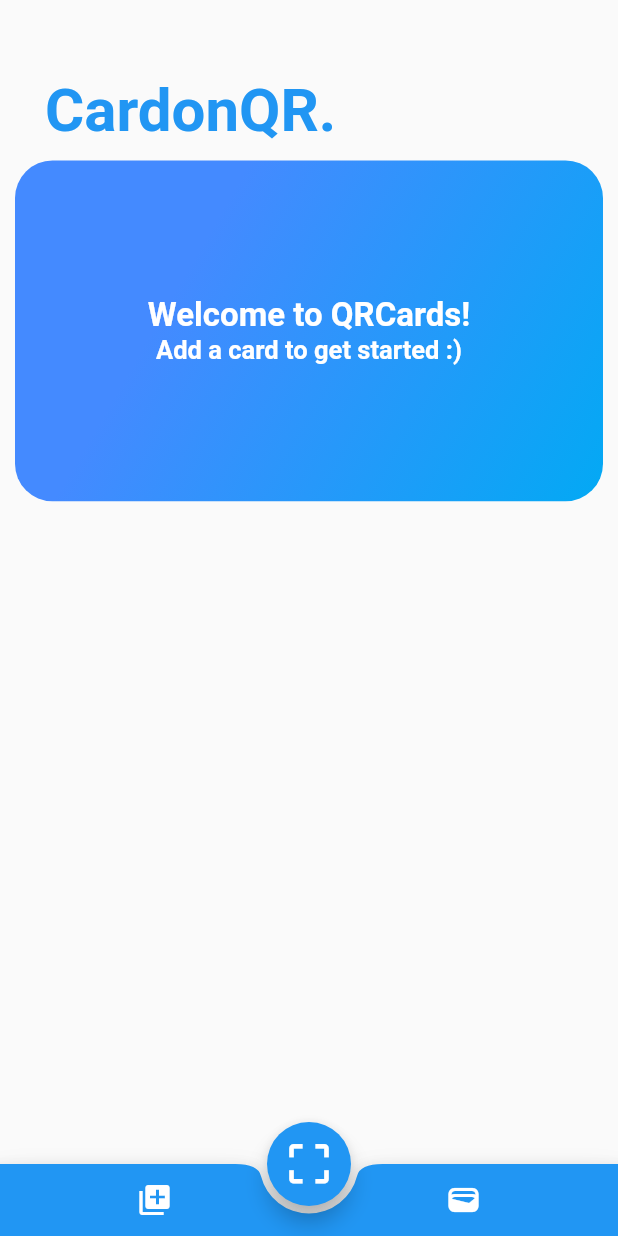
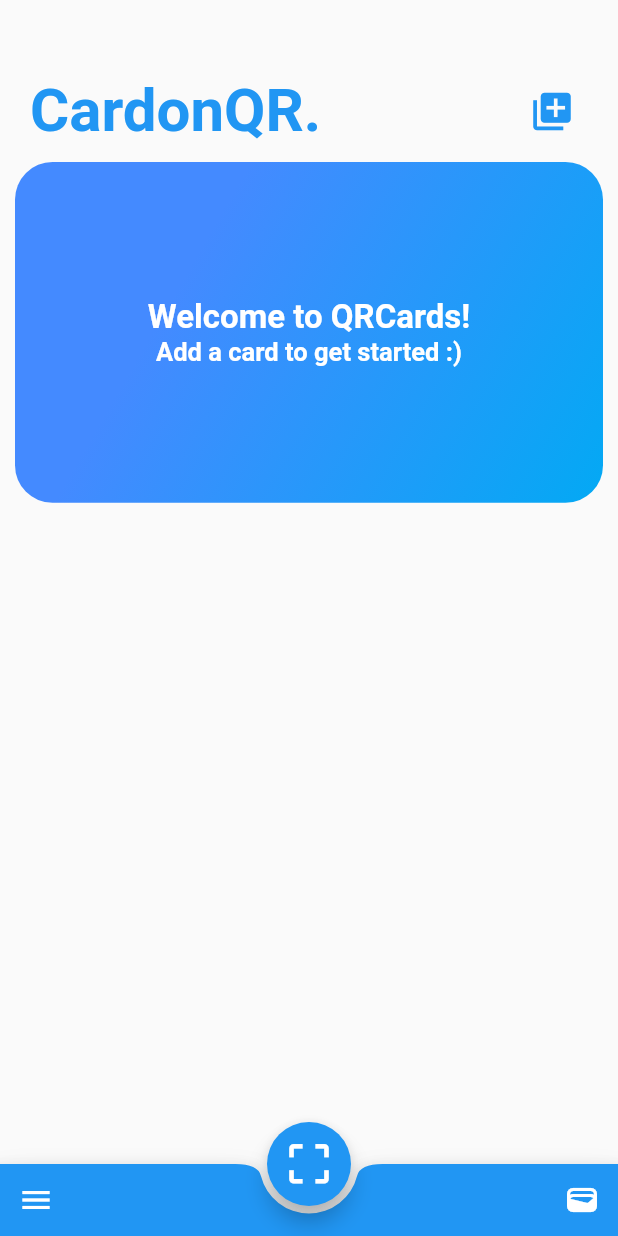
Before and after one commit to ElPlaso/Cardon, a Flutter app: the screen it shows once a user with an empty profile is signed in, on a phone screen of 412 x 824 dp. Run offline on Flutter 3.47's test engine with Material 2 defaults, Android fonts, the phone set to English and light mode, and no system bars; our stand-ins replace auto_size_text, carousel_slider, cloud_firestore, firebase_auth, firebase_core, flutter_dotenv and 4 more; missing offline and left inert: clickable_list_wheel_view, mobile_scanner, widgets_to_image; accounts and stored records are empty.

Commit message:
homepage: add button to header.
button added for direct navigation to "add card" page.

```diff
--- a/lib/pages/home.dart
+++ b/lib/pages/home.dart
@@ -1,3 +1,4 @@
+import 'package:cardonapp/pages/add_card.dart';
 import 'package:flutter/material.dart';
 import 'package:fluttertoast/fluttertoast.dart';
 import 'package:provider/provider.dart';
@@ -39,14 +40,28 @@ class HomeState extends State<Home> {
               crossAxisAlignment: CrossAxisAlignment.start,
               children: [
                 Padding(
-                  padding: const EdgeInsets.only(left: 30, top: 50),
-                  child: Text(
+                  padding: const EdgeInsets.only(left: 20, right: 20, top: 50),
+                  child: Row(
+                      mainAxisAlignment: MainAxisAlignment.spaceBetween,
+                      crossAxisAlignment: CrossAxisAlignment.start,
+                      children: [
+                        Text(
                           MyApp.title,
                           style: TextStyle(
                               color: Theme.of(context).colorScheme.primary,
                               fontSize: 40,
                               fontWeight: FontWeight.bold),
                         ),
+                        IconButton(
+                            onPressed: () => Navigator.push(
+                                  context,
+                                  MaterialPageRoute(
+                                      builder: (context) => const AddCard()),
+                                ),
+                            icon: Icon(Icons.library_add,
+                                size: 30,
+                                color: Theme.of(context).colorScheme.primary))
+                      ]),
                 ),
                 context.watch<Cards>().isEmpty(true)
                     ? const HomeBanner(
@@ -74,11 +89,11 @@ class HomeState extends State<Home> {
                 5, //notche margin between floating button and bottom appbar
             child: Row(
               //children inside bottom appbar
-              mainAxisAlignment: MainAxisAlignment.spaceAround,
+              mainAxisAlignment: MainAxisAlignment.spaceBetween,
               children: <Widget>[
                 IconButton(
                   icon: const Icon(
-                    Icons.library_add,
+                    Icons.menu,
                     color: Colors.white,
                   ),
                   onPressed: () => Navigator.push(
```
Lines whose indentation alone changed are shown as unchanged.
